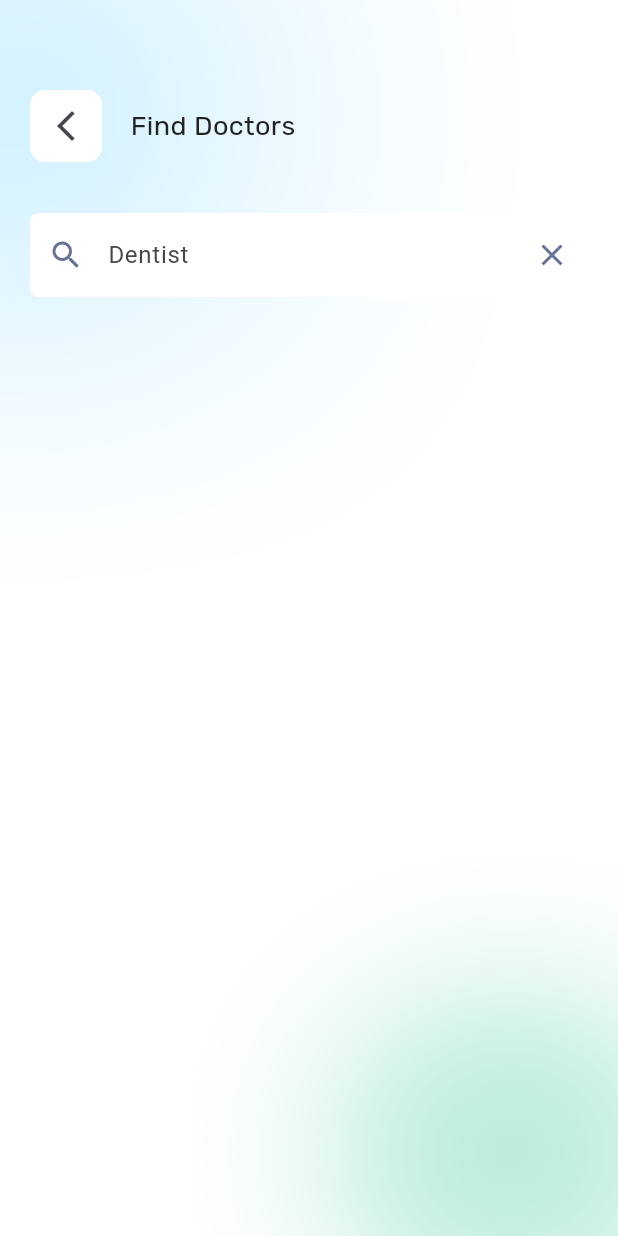
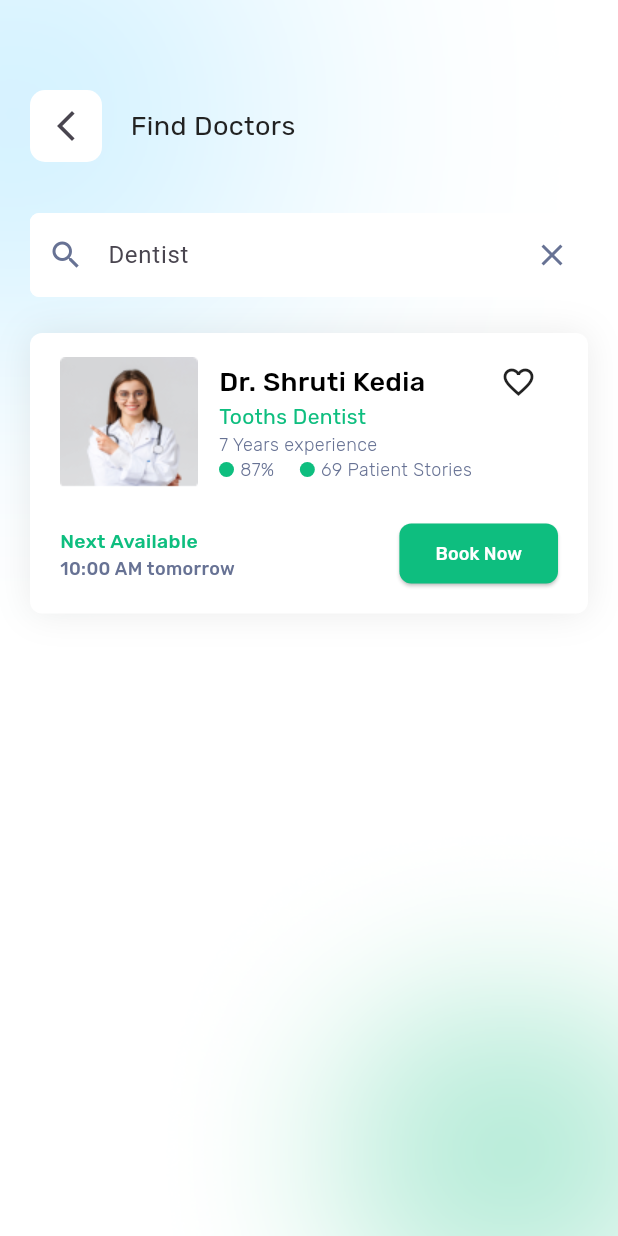
Before and after one commit to mano299/DoctorApp, a Flutter app: the FindDoctorsView screen opened directly, on a phone screen of 412 x 824 dp. Run offline on Flutter 3.47's test engine with Material 3 defaults, Android fonts, the phone set to English and light mode, and no system bars; our stand-ins replace convex_bottom_bar, flutter_rating, flutter_svg.

Commit message:
create find doctor item

```diff
--- a/lib/core/utils/app_images.dart
+++ b/lib/core/utils/app_images.dart
@@ -9,6 +9,14 @@ class Assets {
   /// Assets for assetsImagesBodyIcon
   /// assets/images/body_icon.svg
   static const String assetsImagesBodyIcon = "assets/images/body_icon.svg";
+
+  /// Assets for assetsImagesDoctorCard1
+  /// assets/images/doctor_card1.png
+  static const String assetsImagesDoctorCard1 = "assets/images/doctor_card1.png";
+
+  /// Assets for assetsImagesDoctorCard2
+  /// assets/images/doctor_card2.png
+  static const String assetsImagesDoctorCard2 = "assets/images/doctor_card2.png";
 
   /// Assets for assetsImagesDoctorLiveChat
   /// assets/images/doctor_live_chat.png
--- /dev/null
+++ b/lib/features/find_doctors/presentation/widgets/doctor_percentage.dart
@@ -0,0 +1,27 @@
+import 'package:doctor_app/core/utils/app_styles.dart';
+import 'package:flutter/material.dart';
+
+class DoctorPercentage extends StatelessWidget {
+  const DoctorPercentage({super.key, required this.text});
+  final String text;
+  @override
+  Widget build(BuildContext context) {
+    return Row(
+      children: [
+        Container(
+          width: 10,
+          height: 10,
+          decoration: ShapeDecoration(
+            color: const Color(0xFF0EBE7F),
+            shape: OvalBorder(),
+          ),
+        ),
+        SizedBox(width: 4),
+        Text(
+          text,
+          style: AppStyles.styleLight12,
+        ),
+      ],
+    );
+  }
+}
--- /dev/null
+++ b/lib/features/find_doctors/presentation/widgets/find_doctor_item.dart
@@ -0,0 +1,106 @@
+import 'package:doctor_app/core/utils/app_images.dart';
+import 'package:doctor_app/core/utils/app_styles.dart';
+import 'package:flutter/material.dart';
+
+import 'doctor_percentage.dart';
+
+class FindDoctorItem extends StatelessWidget {
+  const FindDoctorItem({super.key});
+
+  @override
+  Widget build(BuildContext context) {
+    return Container(
+      decoration: BoxDecoration(
+        color: Colors.white,
+        borderRadius: BorderRadius.circular(8),
+        boxShadow: [
+          BoxShadow(
+            color: Color(0x14000000),
+            blurRadius: 20,
+            offset: Offset(0, 0),
+            spreadRadius: 0,
+          ),
+        ],
+      ),
+      child: Padding(
+        padding: const EdgeInsets.symmetric(horizontal: 20.0, vertical: 16),
+        child: Column(
+          children: [
+            Row(
+              children: [
+                Image.asset(Assets.assetsImagesDoctorCard1),
+                SizedBox(width: 14),
+                Column(
+                  crossAxisAlignment: CrossAxisAlignment.start,
+                  children: [
+                    Row(
+                      mainAxisAlignment: MainAxisAlignment.spaceEvenly,
+                      children: [
+                        Text(
+                          'Dr. Shruti Kedia',
+                          style: AppStyles.styleMedium18,
+                        ),
+                        SizedBox(width: 50),
+                        Icon(Icons.favorite_border_outlined),
+                      ],
+                    ),
+                    Text(
+                      'Tooths Dentist',
+                      style: AppStyles.styleRegular14
+                          .copyWith(color: Color(0xff0EBE7F)),
+                    ),
+                    Text(
+                      '7 Years experience',
+                      style: AppStyles.styleLight12,
+                    ),
+                    Row(
+                      children: [
+                        DoctorPercentage(text: '87%'),
+                        SizedBox(width: 17),
+                        DoctorPercentage(text: '69 Patient Stories'),
+                      ],
+                    ),
+                  ],
+                ),
+              ],
+            ),
+            SizedBox(height: 20),
+            Row(
+              mainAxisAlignment: MainAxisAlignment.spaceBetween,
+              children: [
+                Column(
+                  crossAxisAlignment: CrossAxisAlignment.start,
+                  children: [
+                    Text(
+                      'Next Available',
+                      style: AppStyles.styleMedium12
+                          .copyWith(color: Color(0xff0EBE7F), fontSize: 13),
+                    ),
+                    Text(
+                      '10:00 AM tomorrow',
+                      style: AppStyles.styleMedium12
+                          .copyWith(color: Color(0xff677294)),
+                    ),
+                  ],
+                ),
+                ElevatedButton(
+                    style: ElevatedButton.styleFrom(
+                      backgroundColor: Color(0xff0EBE7F),
+                      shape: RoundedRectangleBorder(
+                        borderRadius: BorderRadius.circular(8),
+                      ),
+                    ),
+                    onPressed: () {},
+                    child: Text(
+                      'Book Now',
+                      style:
+                          AppStyles.styleMedium12.copyWith(color: Colors.white),
+                    ))
+              ],
+            )
+          ],
+        ),
+      ),
+    );
+  }
+}
--- a/lib/features/find_doctors/presentation/widgets/find_doctors_view_body.dart
+++ b/lib/features/find_doctors/presentation/widgets/find_doctors_view_body.dart
@@ -3,6 +3,8 @@ import 'package:doctor_app/core/utils/app_styles.dart';
 import 'package:doctor_app/core/widgets/pop_button.dart';
 import 'package:doctor_app/features/home/presentation/widgets/custom_text_field.dart';
 import 'package:flutter/material.dart';
+
+import 'find_doctor_item.dart';
 
 class FindDoctorsViewBody extends StatelessWidget {
   const FindDoctorsViewBody({super.key});
@@ -37,6 +39,7 @@ class FindDoctorsViewBody extends StatelessWidget {
                     SizedBox(height: 34),
                     CustomTextField(hintText: 'Dentist'),
                     SizedBox(height: 24),
+                    FindDoctorItem()
                   ],
                 ),
               ),
```
